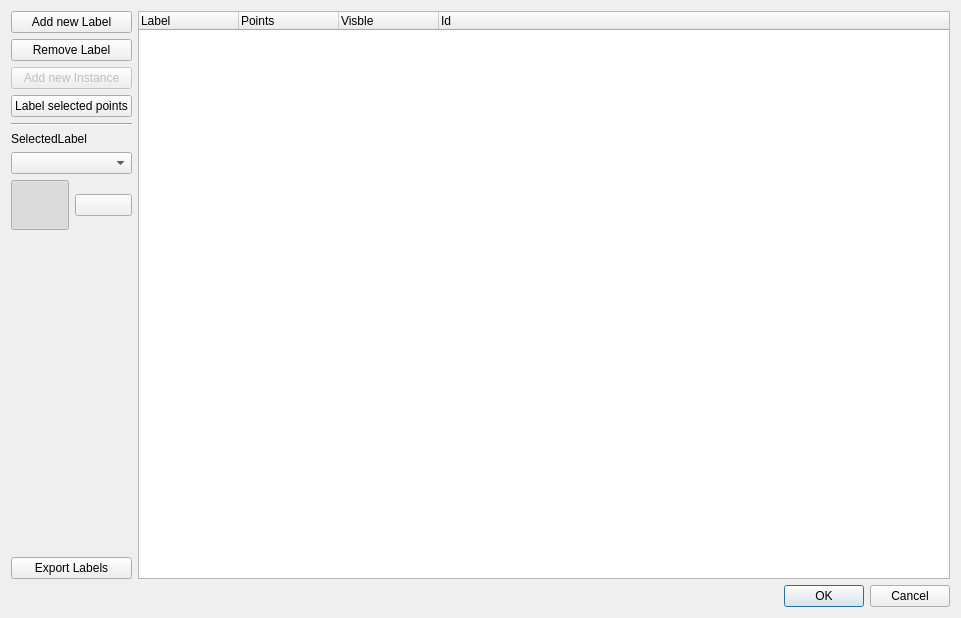
First picture: the form in src/tools/lvr2_viewer/ui/LVRLabelDialogUI.ui, repository uos/lvr2, before the edit.
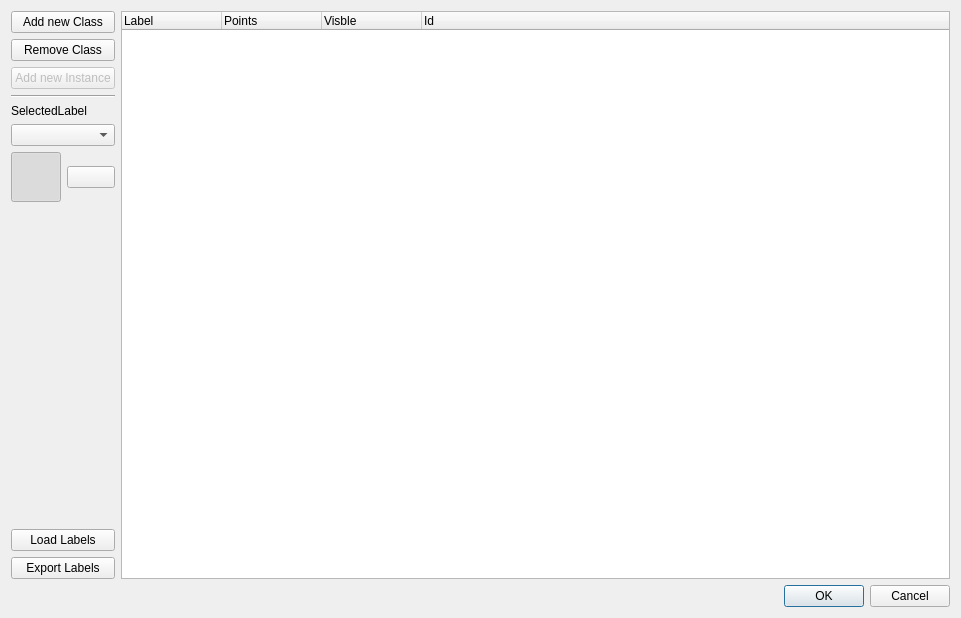
Second picture: the form after the edit. Icons and pictures are not drawn.

Diff of the .ui file:
```diff
--- a/src/tools/lvr2_viewer/ui/LVRLabelDialogUI.ui
+++ b/src/tools/lvr2_viewer/ui/LVRLabelDialogUI.ui
@@ -25,14 +25,14 @@
      <item>
       <widget class="QPushButton" name="newLabelButton">
        <property name="text">
-        <string>Add new Label</string>
+        <string>Add new Class</string>
        </property>
       </widget>
      </item>
      <item>
       <widget class="QPushButton" name="removeLabelButton">
        <property name="text">
-        <string>Remove Label</string>
+        <string>Remove Class</string>
        </property>
       </widget>
      </item>
@@ -46,13 +46,6 @@
        </property>
       </widget>
      </item>
-     <item>
-      <widget class="QPushButton" name="labelSelectedPoints">
-       <property name="text">
-        <string>Label selected points</string>
-       </property>
-      </widget>
-     </item>
      <item>
       <widget class="Line" name="line">
        <property name="orientation">
@@ -145,6 +138,13 @@
        </property>
       </spacer>
      </item>
+     <item>
+      <widget class="QPushButton" name="loadLabeledPoints">
+       <property name="text">
+        <string>Load Labels</string>
+       </property>
+      </widget>
+     </item>
      <item>
       <widget class="QPushButton" name="exportLabelButton">
        <property name="text">
```
